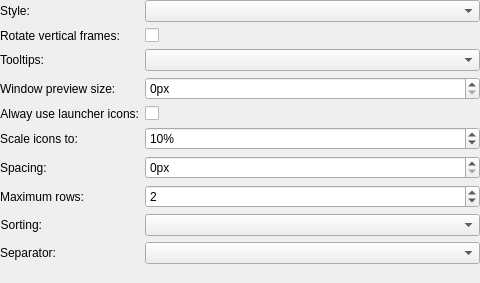
Before: the Qt Designer form applets/icontasks/appearanceconfig.ui in KDE/kdeplasma-addons, drawn with Qt 5.
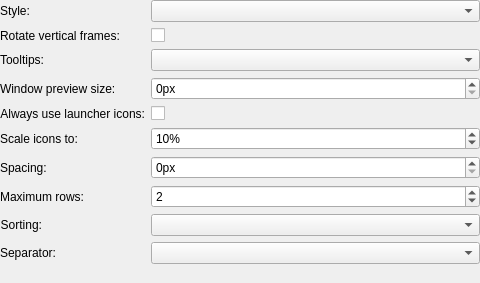
After: the same form once the commit is applied. Custom widgets are drawn as their Qt base class.

```diff
--- a/applets/icontasks/appearanceconfig.ui
+++ b/applets/icontasks/appearanceconfig.ui
@@ -89,7 +89,7 @@
    <item row="4" column="0">
     <widget class="QLabel" name="launcherIcons_label">
      <property name="text">
-      <string>Alway use launcher icons:</string>
+      <string>Always use launcher icons:</string>
      </property>
      <property name="alignment">
       <set>Qt::AlignRight|Qt::AlignTrailing|Qt::AlignVCenter</set>
```
Left out of the diff: 8 changed lines with no effect on the pictures.
